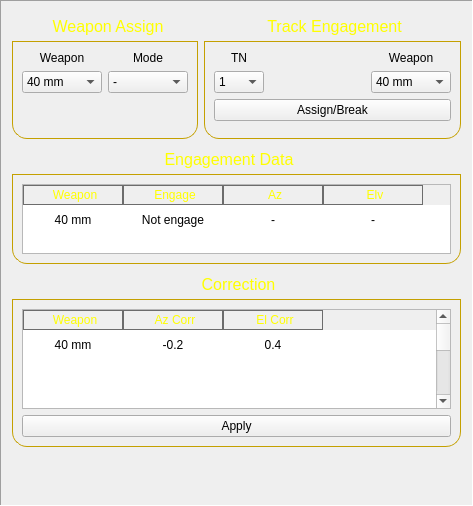
MiftahSalam/FA-FCS-2020-HMI, file framewap.ui: the form before one commit.
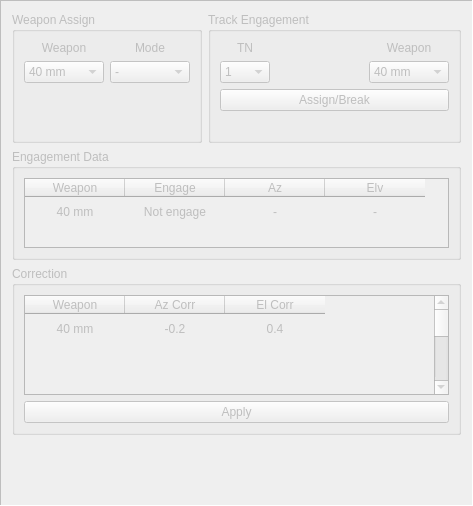
The form after the commit.

```diff
--- a/framewap.ui
+++ b/framewap.ui
@@ -2,6 +2,9 @@
 <ui version="4.0">
  <class>FrameWAP</class>
  <widget class="QFrame" name="FrameWAP">
+  <property name="enabled">
+   <bool>false</bool>
+  </property>
   <property name="geometry">
    <rect>
     <x>0</x>
@@ -53,26 +56,7 @@
      <item>
       <widget class="QGroupBox" name="groupBoxWAP">
        <property name="styleSheet">
-        <string notr="true">QGroupBox {
-    border: 1px solid gray;
-    border-color: rgb(196, 160, 0);
-    margin-top: 29px;
-    font-size: 16px;
-    border-bottom-left-radius: 15px;
-    border-bottom-right-radius: 15px;
-}
-
-QGroupBox::title {
-    subcontrol-origin: margin;
-    subcontrol-position: top center;
-    border-top-left-radius: 15px;
-    border-top-right-radius: 15px;
-    padding: 5px 150px;
-    color: rgb(255, 255, 0);
-	background-color: qlineargradient(x1:0, y1:0, x2:0, y2:1,
-                                      stop:0 #616161, stop: 0.5 #505050,
-                                      stop: 0.6 #434343, stop:1 #656565);
-}</string>
+        <string notr="true"/>
        </property>
        <property name="title">
         <string>Weapon Assign</string>
@@ -164,26 +148,7 @@
      <item>
       <widget class="QGroupBox" name="groupBoxTrackEng">
        <property name="styleSheet">
-        <string notr="true">QGroupBox {
-    border: 1px solid gray;
-    border-color: rgb(196, 160, 0);
-    margin-top: 29px;
-    font-size: 16px;
-    border-bottom-left-radius: 15px;
-    border-bottom-right-radius: 15px;
-}
-
-QGroupBox::title {
-    subcontrol-origin: margin;
-    subcontrol-position: top center;
-    border-top-left-radius: 15px;
-    border-top-right-radius: 15px;
-    padding: 5px 150px;
-    color: rgb(255, 255, 0);
-	background-color: qlineargradient(x1:0, y1:0, x2:0, y2:1,
-                                      stop:0 #616161, stop: 0.5 #505050,
-                                      stop: 0.6 #434343, stop:1 #656565);
-}</string>
+        <string notr="true"/>
        </property>
        <property name="title">
         <string>Track Engagement</string>
@@ -334,26 +299,7 @@
       </size>
      </property>
      <property name="styleSheet">
-      <string notr="true">QGroupBox {
-    border: 1px solid gray;
-    border-color: rgb(196, 160, 0);
-    margin-top: 29px;
-    font-size: 16px;
-    border-bottom-left-radius: 15px;
-    border-bottom-right-radius: 15px;
-}
-
-QGroupBox::title {
-    subcontrol-origin: margin;
-    subcontrol-position: top center;
-    border-top-left-radius: 15px;
-    border-top-right-radius: 15px;
-    padding: 5px 150px;
-    color: rgb(255, 255, 0);
-	background-color: qlineargradient(x1:0, y1:0, x2:0, y2:1,
-                                      stop:0 #616161, stop: 0.5 #505050,
-                                      stop: 0.6 #434343, stop:1 #656565);
-}</string>
+      <string notr="true"/>
      </property>
      <property name="title">
       <string>Correction</string>
@@ -374,14 +320,7 @@
          </size>
         </property>
         <property name="styleSheet">
-         <string notr="true">QHeaderView::section {
-    background-color: qlineargradient(x1:0, y1:0, x2:0, y2:1,
-                                      stop:0 #616161, stop: 0.5 #505050,
-                                      stop: 0.6 #434343, stop:1 #656565);
-    color: yellow;
-    padding-left: 4px;
-    border: 1px solid #6c6c6c;
-}</string>
+         <string notr="true"/>
         </property>
         <property name="sizeAdjustPolicy">
          <enum>QAbstractScrollArea::AdjustToContents</enum>
@@ -498,26 +437,7 @@
    <item row="1" column="0">
     <widget class="QGroupBox" name="groupBoxEng">
      <property name="styleSheet">
-      <string notr="true">QGroupBox {
-    border: 1px solid gray;
-    border-color: rgb(196, 160, 0);
-    margin-top: 29px;
-    font-size: 16px;
-    border-bottom-left-radius: 15px;
-    border-bottom-right-radius: 15px;
-}
-
-QGroupBox::title {
-    subcontrol-origin: margin;
-    subcontrol-position: top left;
-    border-top-left-radius: 15px;
-    border-top-right-radius: 15px;
-    padding: 5px 150px;
-    color: rgb(255, 255, 0);
-	background-color: qlineargradient(x1:0, y1:0, x2:0, y2:1,
-                                      stop:0 #616161, stop: 0.5 #505050,
-                                      stop: 0.6 #434343, stop:1 #656565);
-}</string>
+      <string notr="true"/>
      </property>
      <property name="title">
       <string>Engagement Data</string>
@@ -532,14 +452,7 @@
          </sizepolicy>
         </property>
         <property name="styleSheet">
-         <string notr="true">QHeaderView::section {
-    background-color: qlineargradient(x1:0, y1:0, x2:0, y2:1,
-                                      stop:0 #616161, stop: 0.5 #505050,
-                                      stop: 0.6 #434343, stop:1 #656565);
-    color: yellow;
-    padding-left: 4px;
-    border: 1px solid #6c6c6c;
-}</string>
+         <string notr="true"/>
         </property>
         <property name="sizeAdjustPolicy">
          <enum>QAbstractScrollArea::AdjustToContents</enum>
```
